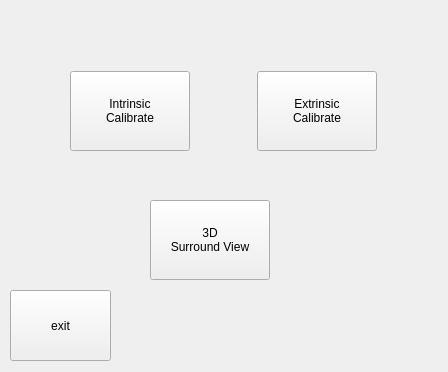
Before: the Qt Designer form mainwindow.ui in sheeaza/surround-view, drawn with Qt 5.
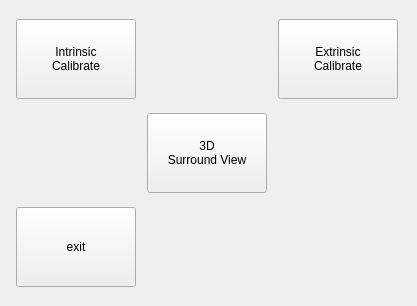
After: the same form once the commit is applied.

Patch:
```diff
--- a/mainwindow.ui
+++ b/mainwindow.ui
@@ -6,23 +6,37 @@
    <rect>
     <x>0</x>
     <y>0</y>
-    <width>448</width>
-    <height>372</height>
+    <width>417</width>
+    <height>306</height>
    </rect>
   </property>
   <property name="windowTitle">
    <string>Surround View Calibrate</string>
   </property>
   <widget class="QWidget" name="centralWidget">
+   <layout class="QGridLayout" name="gridLayout">
+    <item row="1" column="1">
+     <widget class="QPushButton" name="svButton">
+      <property name="sizePolicy">
+       <sizepolicy hsizetype="Fixed" vsizetype="Fixed">
+        <horstretch>0</horstretch>
+        <verstretch>0</verstretch>
+       </sizepolicy>
+      </property>
+      <property name="minimumSize">
+       <size>
+        <width>120</width>
+        <height>80</height>
+       </size>
+      </property>
+      <property name="text">
+       <string>3D
+Surround View</string>
+      </property>
+     </widget>
+    </item>
+    <item row="0" column="0" colspan="2">
    <widget class="QPushButton" name="intrinButton">
-    <property name="geometry">
-     <rect>
-      <x>70</x>
-      <y>71</y>
-      <width>120</width>
-      <height>80</height>
-     </rect>
-    </property>
     <property name="sizePolicy">
      <sizepolicy hsizetype="Fixed" vsizetype="Fixed">
       <horstretch>0</horstretch>
@@ -40,15 +54,9 @@
 Calibrate</string>
     </property>
    </widget>
+    </item>
+    <item row="0" column="2">
    <widget class="QPushButton" name="extrinButton">
-    <property name="geometry">
-     <rect>
-      <x>257</x>
-      <y>71</y>
-      <width>120</width>
-      <height>80</height>
-     </rect>
-    </property>
     <property name="sizePolicy">
      <sizepolicy hsizetype="Fixed" vsizetype="Fixed">
       <horstretch>0</horstretch>
@@ -66,45 +74,27 @@
 Calibrate</string>
     </property>
    </widget>
-   <widget class="QPushButton" name="svButton">
-    <property name="geometry">
-     <rect>
-      <x>150</x>
-      <y>200</y>
-      <width>120</width>
-      <height>80</height>
-     </rect>
-    </property>
-    <property name="sizePolicy">
-     <sizepolicy hsizetype="Fixed" vsizetype="Fixed">
-      <horstretch>0</horstretch>
-      <verstretch>0</verstretch>
-     </sizepolicy>
-    </property>
-    <property name="minimumSize">
-     <size>
-      <width>120</width>
-      <height>80</height>
-     </size>
-    </property>
-    <property name="text">
-     <string>3D
-Surround View</string>
-    </property>
-   </widget>
+    </item>
+    <item row="2" column="0">
    <widget class="QPushButton" name="exitButton">
-    <property name="geometry">
-     <rect>
-      <x>10</x>
-      <y>290</y>
-      <width>101</width>
-      <height>71</height>
-     </rect>
+      <property name="sizePolicy">
+       <sizepolicy hsizetype="Fixed" vsizetype="Fixed">
+        <horstretch>0</horstretch>
+        <verstretch>0</verstretch>
+       </sizepolicy>
+      </property>
+      <property name="minimumSize">
+       <size>
+        <width>120</width>
+        <height>80</height>
+       </size>
     </property>
     <property name="text">
      <string>exit</string>
     </property>
    </widget>
+    </item>
+   </layout>
   </widget>
  </widget>
  <layoutdefault spacing="6" margin="11"/>
```
Lines whose indentation alone changed are shown as unchanged.
